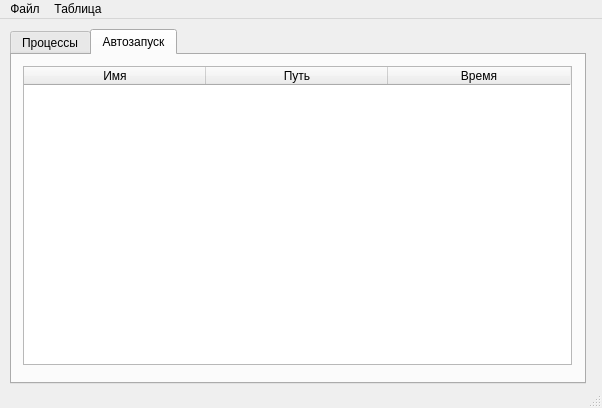
Old version of the form Project1/Project1.ui in the repository f1shaa/Project1.
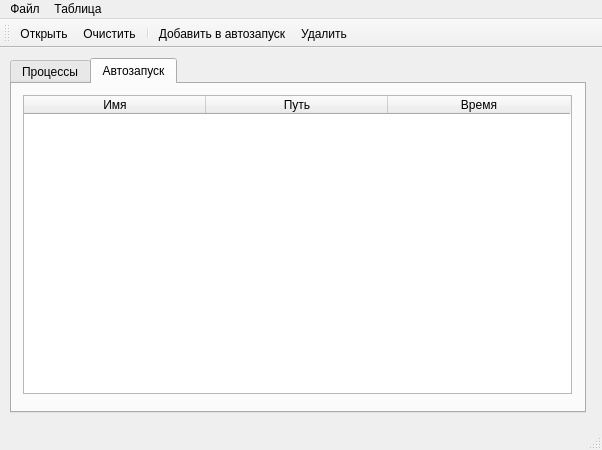
New version of the form. Icons and pictures are not drawn.

Commit message: добавлены кнопки быстрого доступа

The edit to the form file:
```diff
--- a/Project1/Project1.ui
+++ b/Project1/Project1.ui
@@ -7,7 +7,7 @@
     <x>0</x>
     <y>0</y>
     <width>602</width>
-    <height>408</height>
+    <height>450</height>
    </rect>
   </property>
   <property name="sizePolicy">
@@ -19,13 +19,13 @@
   <property name="minimumSize">
    <size>
     <width>602</width>
-    <height>408</height>
+    <height>450</height>
    </size>
   </property>
   <property name="maximumSize">
    <size>
     <width>602</width>
-    <height>408</height>
+    <height>450</height>
    </size>
   </property>
   <property name="windowTitle">
@@ -186,6 +186,22 @@
    <addaction name="menu_2"/>
   </widget>
   <widget class="QStatusBar" name="statusBar"/>
+  <widget class="QToolBar" name="toolBar">
+   <property name="windowTitle">
+    <string>toolBar</string>
+   </property>
+   <attribute name="toolBarArea">
+    <enum>TopToolBarArea</enum>
+   </attribute>
+   <attribute name="toolBarBreak">
+    <bool>false</bool>
+   </attribute>
+   <addaction name="actionOpen"/>
+   <addaction name="actionClear"/>
+   <addaction name="separator"/>
+   <addaction name="actionAddToAutoStart"/>
+   <addaction name="actionDelete"/>
+  </widget>
   <action name="actionOpen">
    <property name="text">
     <string>Открыть</string>
@@ -196,6 +212,24 @@
     <string>Очистить</string>
    </property>
   </action>
+  <action name="actionDelete">
+   <property name="icon">
+    <iconset resource="Project1.qrc">
+     <normaloff>:/Project1/img/cancel.png</normaloff>:/Project1/img/cancel.png</iconset>
+   </property>
+   <property name="text">
+    <string>Удалить</string>
+   </property>
+  </action>
+  <action name="actionAddToAutoStart">
+   <property name="icon">
+    <iconset resource="Project1.qrc">
+     <normaloff>:/Project1/img/check.png</normaloff>:/Project1/img/check.png</iconset>
+   </property>
+   <property name="text">
+    <string>Добавить в автозапуск</string>
+   </property>
+  </action>
  </widget>
  <layoutdefault spacing="6" margin="11"/>
  <resources>
```
Left out of the diff: 10 changed lines with no effect on the pictures. The commit also changes 7 other files.
